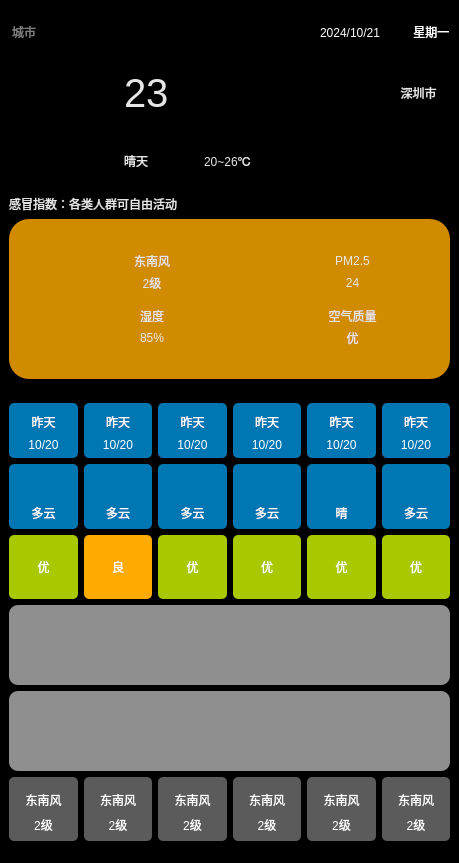
Qt form widget.ui (spikeedjet/reportWeather) before a commit.
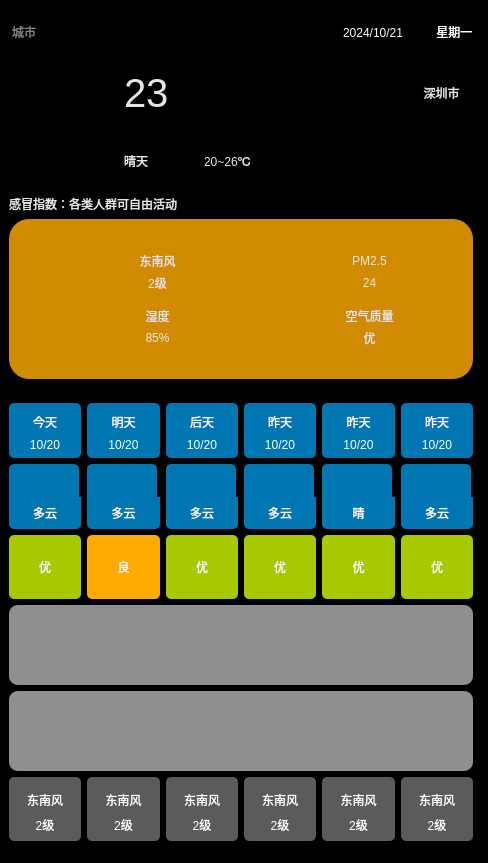
The same form after that commit. Icons and pictures are not drawn.

```diff
--- a/widget.ui
+++ b/widget.ui
@@ -6,7 +6,7 @@
    <rect>
     <x>0</x>
     <y>0</y>
-    <width>459</width>
+    <width>488</width>
     <height>863</height>
    </rect>
   </property>
@@ -21,7 +21,7 @@
     <rect>
      <x>9</x>
      <y>9</y>
-     <width>441</width>
+     <width>464</width>
      <height>841</height>
     </rect>
    </property>
@@ -522,7 +522,7 @@
 </string>
               </property>
               <property name="text">
-               <string>昨天</string>
+               <string>今天</string>
               </property>
               <property name="alignment">
                <set>Qt::AlignBottom|Qt::AlignHCenter</set>
@@ -563,7 +563,7 @@
 </string>
               </property>
               <property name="text">
-               <string>昨天</string>
+               <string>明天</string>
               </property>
               <property name="alignment">
                <set>Qt::AlignBottom|Qt::AlignHCenter</set>
@@ -604,7 +604,7 @@
 </string>
               </property>
               <property name="text">
-               <string>昨天</string>
+               <string>后天</string>
               </property>
               <property name="alignment">
                <set>Qt::AlignBottom|Qt::AlignHCenter</set>
```
Left out of the diff: 16 changed lines with no effect on the pictures.
